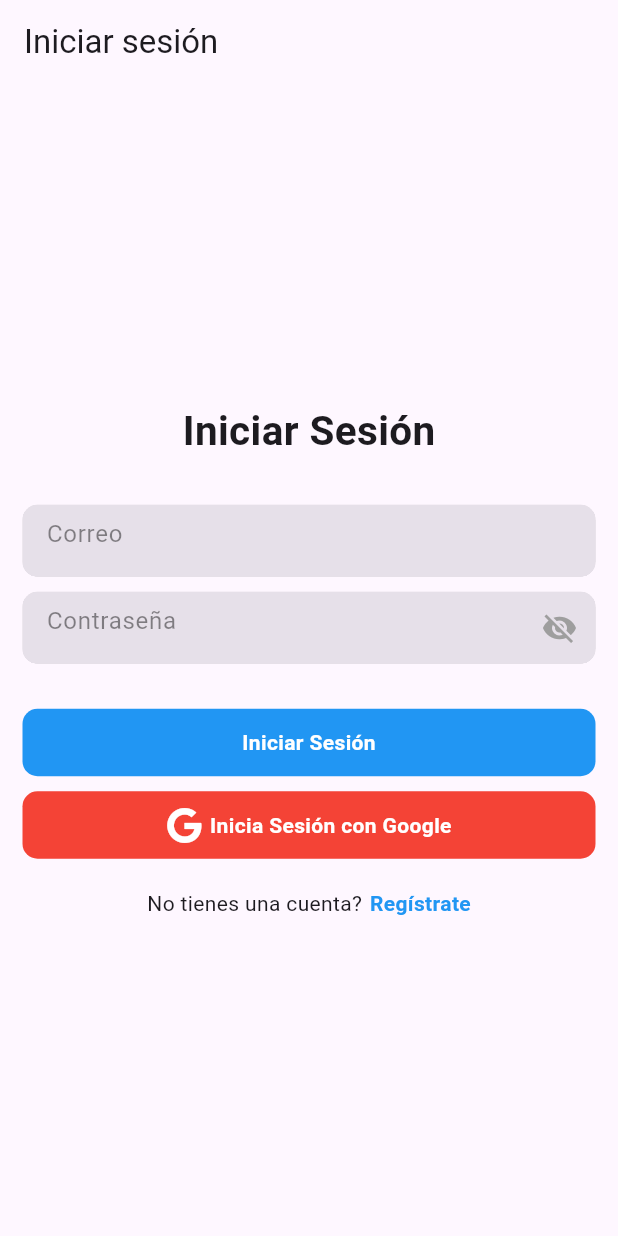
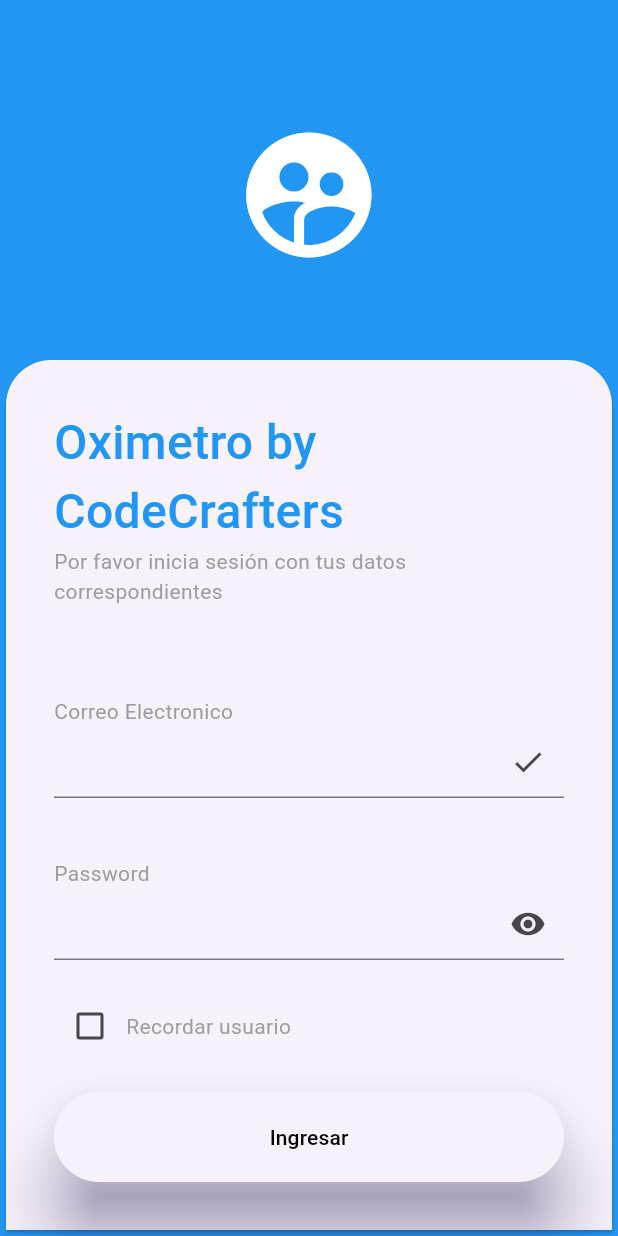
Before and after one commit to MarielBaezSanchez/appM-vil, a Flutter app: the screen it shows after launch, on a phone screen of 412 x 824 dp. Run offline on Flutter 3.47's test engine with Material 3 defaults, Android fonts, the phone set to English and light mode, and no system bars; our stand-ins replace firebase_auth, fluttertoast; accounts and stored records are empty.

Commit message:
Login Funcional sin FireBase :)

```diff
--- a/lib/firebase_auth_services.dart
+++ b/lib/firebase_auth_services.dart
@@ -8,7 +8,7 @@ import 'package:historial_exit/toast.dart';
 
 class FirebaseAuthService {
 
-  FirebaseAuth _auth = FirebaseAuth.instance;
+  final FirebaseAuth _auth = FirebaseAuth.instance;
 
   Future<User?> signUpWithEmailAndPassword(String email, String password) async {
 
@@ -38,13 +38,7 @@ class FirebaseAuthService {
       } else {
         showToast(message: 'Parece que ocurrió un error: ${e.code}');
       }
-
     }
     return null;
-
   }
-
-
-
-
 }
--- a/lib/main_app.dart
+++ b/lib/main_app.dart
@@ -1,14 +1,13 @@
 import 'package:flutter/material.dart';
-import 'package:historial_exit/screens/home_screen.dart';
+import 'package:historial_exit/screens/login_screen.dart';
 
-import 'package:historial_exit/screens/login_screen.dart';
 
 class MainApp extends StatelessWidget {
   const MainApp({super.key});
 
   @override
   Widget build(BuildContext context) {
-    return const MaterialApp(
+    return  const MaterialApp(
       debugShowCheckedModeBanner: false,
       home: LoginPage(),
     );
--- a/lib/screens/login_screen.dart
+++ b/lib/screens/login_screen.dart
@@ -1,213 +1,168 @@
-
-import 'package:firebase_auth/firebase_auth.dart';
 import 'package:flutter/material.dart';
-import 'package:historial_exit/firebase_auth_services.dart';
-import 'package:historial_exit/screens/sign_up_page.dart';
-import 'package:historial_exit/widgets/form_container_widget.dart';
-import 'package:historial_exit/toast.dart';
-import 'package:font_awesome_flutter/font_awesome_flutter.dart';
-import 'package:google_sign_in/google_sign_in.dart';
-
+import 'package:historial_exit/screens/home_screen.dart'; // Importa la pantalla HomeScreen
 
 class LoginPage extends StatefulWidget {
-  const LoginPage({super.key});
+  const LoginPage({Key? key}) : super(key: key); // Corrige el parámetro key
 
   @override
   State<LoginPage> createState() => _LoginPageState();
 }
 
 class _LoginPageState extends State<LoginPage> {
-  bool _isSigning = false;
-  final FirebaseAuthService _auth = FirebaseAuthService();
-  final FirebaseAuth _firebaseAuth = FirebaseAuth.instance;
-  TextEditingController _emailController = TextEditingController();
-  TextEditingController _passwordController = TextEditingController();
-
-  @override
-  void dispose() {
-    _emailController.dispose();
-    _passwordController.dispose();
-    super.dispose();
-  }
+  late Color myColor;
+  late Size mediaSize;
+  TextEditingController emailController = TextEditingController();
+  TextEditingController passwordController = TextEditingController();
+  bool rememberUser = false;
 
   @override
   Widget build(BuildContext context) {
-    return Scaffold(
-      appBar: AppBar(
-        automaticallyImplyLeading: false,
-        title: const Text("Iniciar sesión"),
+    myColor = Theme.of(context).primaryColor;
+    mediaSize = MediaQuery.of(context).size;
+    return Container(
+      decoration: const BoxDecoration(
+        color: Colors.blue, // Cambia el color de fondo a azul
+
       ),
-      body: Center(
-        child: Padding(
-          padding: const EdgeInsets.symmetric(horizontal: 15),
-          child: Column(
-            mainAxisAlignment: MainAxisAlignment.center,
+      child: Scaffold(
+        backgroundColor: Colors.transparent,
+        body: Stack(children: [
+          Positioned(top: 80, child: _buildTop()),
+          Positioned(bottom: 0, child: _buildBottom()),
+        ]),
+      ),
+    );
+  }
+
+  Widget _buildTop() {
+    return SizedBox(
+      width: mediaSize.width,
+      child: const Column(
+        mainAxisSize: MainAxisSize.min,
         children: [
-              const Text(
-                "Iniciar Sesión",
-                style: TextStyle(fontSize: 27, fontWeight: FontWeight.bold),
+          Icon(
+            Icons.supervised_user_circle,
+            size: 100,
+            color: Colors.white,
           ),
-              const SizedBox(
-                height: 30,
-              ),
-              FormContainerWidget(
-                controller: _emailController,
-                hintText: "Correo",
-                isPasswordField: false,
-              ),
-              const SizedBox(
-                height: 10,
-              ),
-              FormContainerWidget(
-                controller: _passwordController,
-                hintText: "Contraseña",
-                isPasswordField: true,
-              ),
-              const SizedBox(
-                height: 30,
-              ),
-              GestureDetector(
-                onTap: () {
-                  _signIn();
-                },
-                child: Container(
-                  width: double.infinity,
-                  height: 45,
-                  decoration: BoxDecoration(
-                    color: Colors.blue,
-                    borderRadius: BorderRadius.circular(10),
-                  ),
-                  child: Center(
-                    child: _isSigning ? const CircularProgressIndicator(
-                      color: Colors.white,) : const Text(
-                      "Iniciar Sesión",
+          Text(
+            "",
             style: TextStyle(
                 color: Colors.white,
                 fontWeight: FontWeight.bold,
-                      ),
-                    ),
-                  ),
-                ),
-              ),
-              const SizedBox(height: 10,),
-              GestureDetector(
-                onTap: () {
-                  _signInWithGoogle();
-
-                },
-                child: Container(
-                  width: double.infinity,
-                  height: 45,
-                  decoration: BoxDecoration(
-                    color: Colors.red,
-                    borderRadius: BorderRadius.circular(10),
-                  ),
-                  child: const Center(
-                    child: Row(
-                      mainAxisAlignment: MainAxisAlignment.center,
-                      children: [
-                        Icon(FontAwesomeIcons.google, color: Colors.white,),
-                        SizedBox(width: 5,),
-                        Text(
-                          "Inicia Sesión con Google",
-                          style: TextStyle(
-                            color: Colors.white,
-                            fontWeight: FontWeight.bold,
-                          ),
-                        ),
+                fontSize: 40,
+                letterSpacing: 2),
+          )
         ],
       ),
-                  ),
-                ),
-              ),
+    );
+  }
 
-
-              const SizedBox(
-                height: 20,
-              ),
-
-              Row(
-                mainAxisAlignment: MainAxisAlignment.center,
-                children: [
-                  const Text("No tienes una cuenta?"),
-                  const SizedBox(
-                    width: 5,
-                  ),
-                  GestureDetector(
-                    onTap: () {
-                      Navigator.pushAndRemoveUntil(
-                        context,
-                        MaterialPageRoute(builder: (context) => const SignUpPage()),
-                            (route) => false,
-                      );
-                    },
-                    child: const Text(
-                      "Regístrate",
-                      style: TextStyle(
-                        color: Colors.blue,
-                        fontWeight: FontWeight.bold,
-                      ),
-                    ),
-                  ),
-                ],
-              ),
-            ],
-          ),
+  Widget _buildBottom() {
+    return SizedBox(
+      width: mediaSize.width,
+      child: Card(
+        shape: const RoundedRectangleBorder(
+            borderRadius: BorderRadius.only(
+          topLeft: Radius.circular(30),
+          topRight: Radius.circular(30),
+        )),
+        child: Padding(
+          padding: const EdgeInsets.all(32.0),
+          child: _buildForm(),
         ),
       ),
     );
   }
 
-  void _signIn() async {
+  Widget _buildForm() {
+    return Column(
+      crossAxisAlignment: CrossAxisAlignment.start,
+      children: [
+        const Text(
+          "Oximetro by CodeCrafters",
+          style: TextStyle(
+              color: Colors.blue, fontSize: 32, fontWeight: FontWeight.w500),
+        ),
+        _buildGreyText(
+            "Por favor inicia sesión con tus datos correspondientes"),
+        const SizedBox(height: 60),
+        _buildGreyText("Correo Electronico"),
+        _buildInputField(emailController),
+        const SizedBox(height: 40),
+        _buildGreyText("Password"),
+        _buildInputField(passwordController, isPassword: true),
+        const SizedBox(height: 20),
+        _buildRememberForgot(),
+        const SizedBox(height: 20),
+        _buildLoginButton(), // Usa la función _buildLoginButton
+      ],
+    );
+  }
+
+  Widget _buildGreyText(String text) {
+    return Text(
+      text,
+      style: const TextStyle(color: Colors.grey),
+    );
+  }
+
+  Widget _buildInputField(TextEditingController controller,
+      {bool isPassword = false}) {
+    return TextField(
+      controller: controller,
+      decoration: InputDecoration(
+        suffixIcon:
+            isPassword ? const Icon(Icons.remove_red_eye) : const Icon(Icons.done),
+      ),
+      obscureText: isPassword,
+    );
+  }
+
+  Widget _buildRememberForgot() {
+    return Row(
+      mainAxisAlignment: MainAxisAlignment.spaceBetween,
+      children: [
+        Row(
+          children: [
+            Checkbox(
+              value: rememberUser,
+              onChanged: (value) {
                 setState(() {
-      _isSigning = true;
+                  rememberUser = value!;
                 });
+              },
+            ),
+            _buildGreyText("Recordar usuario"),
+          ],
+        ),
+        TextButton(onPressed: () {}, child: _buildGreyText(""))
+      ],
+    );
+  }
 
-    String email = _emailController.text;
-    String password = _passwordController.text;
+  Widget _buildLoginButton() {
+    return ElevatedButton(
+      onPressed: () {
+        debugPrint("Email : ${emailController.text}");
+        debugPrint("Password : ${passwordController.text}");
 
-    User? user = await _auth.signInWithEmailAndPassword(email, password);
-
-    setState(() {
-      _isSigning = false;
-    });
-
-    if (user != null) {
-      showToast(message: "Inicio de sesión exitoso");
-    Navigator.pushNamed(context, '/inicio');
-    } else {
-      showToast(message: "Parece que ocurrió un error");
+        // Redirige a la pantalla HomeScreen
+        Navigator.push(
+          context,
+          MaterialPageRoute(builder: (context) => const HomeScreen()),
+        );
+      },
+      style: ElevatedButton.styleFrom(
+        shape: const StadiumBorder(),
+        elevation: 20,
+        shadowColor: myColor,
+        minimumSize: const Size.fromHeight(60),
+      ),
+      child: const Text(
+        "Ingresar",
+        style: TextStyle(color: Colors.black),
+      ),
+    );
   }
 }
-
-
-  _signInWithGoogle()async{
-
-    final GoogleSignIn _googleSignIn = GoogleSignIn();
-
-    try {
-
-      final GoogleSignInAccount? googleSignInAccount = await _googleSignIn.signIn();
-
-      if(googleSignInAccount != null ){
-        final GoogleSignInAuthentication googleSignInAuthentication = await
-        googleSignInAccount.authentication;
-
-        final AuthCredential credential = GoogleAuthProvider.credential(
-          idToken: googleSignInAuthentication.idToken,
-          accessToken: googleSignInAuthentication.accessToken,
-        );
-
-        await _firebaseAuth.signInWithCredential(credential);
-        Navigator.pushNamed(context, "/home");
-      }
-
-    }catch(e) {
-showToast(message: "Parece que ocurrió un error $e");
-    }
-
-
-  }
-
-
-}
--- a/lib/widgets/form_container_widget.dart
+++ /dev/null
@@ -1,78 +0,0 @@
-
-
-import 'package:flutter/material.dart';
-
-
-class FormContainerWidget extends StatefulWidget {
-
-  final TextEditingController? controller;
-  final Key? fieldKey;
-  final bool? isPasswordField;
-  final String? hintText;
-  final String? labelText;
-  final String? helperText;
-  final FormFieldSetter<String>? onSaved;
-  final FormFieldValidator<String>? validator;
-  final ValueChanged<String>? onFieldSubmitted;
-  final TextInputType? inputType;
-
-  const FormContainerWidget({
-    this.controller,
-    this.isPasswordField,
-    this.fieldKey,
-    this.hintText,
-    this.labelText,
-    this.helperText,
-    this.onSaved,
-    this.validator,
-    this.onFieldSubmitted,
-    this.inputType
-  });
-
-
-  @override
-  _FormContainerWidgetState createState() => new _FormContainerWidgetState();
-}
-
-class _FormContainerWidgetState extends State<FormContainerWidget> {
-
-  bool _obscureText = true;
-
-
-  @override
-  Widget build(BuildContext context) {
-    return Container(
-      width: double.infinity,
-      clipBehavior: Clip.hardEdge,
-      decoration: BoxDecoration(
-        color: Colors.grey.withOpacity(.35),
-        borderRadius: BorderRadius.circular(10),
-      ),
-      child: new TextFormField(
-        style: TextStyle(color: Colors.black),
-        controller: widget.controller,
-        keyboardType: widget.inputType,
-        key: widget.fieldKey,
-        obscureText: widget.isPasswordField == true? _obscureText : false,
-        onSaved: widget.onSaved,
-        validator: widget.validator,
-        onFieldSubmitted: widget.onFieldSubmitted,
-        decoration: new InputDecoration(
-          border: InputBorder.none,
-          filled: true,
-          hintText: widget.hintText,
-          hintStyle: TextStyle(color: Colors.black45),
-          suffixIcon: new GestureDetector(
-            onTap: () {
-              setState(() {
-                _obscureText = !_obscureText;
-              });
-            },
-            child:
-            widget.isPasswordField==true? Icon(_obscureText ? Icons.visibility_off : Icons.visibility, color: _obscureText == false ? Colors.blue : Colors.grey,) : Text(""),
-          ),
-        ),
-      ),
-    );
-  }
-}
```
Also changed, not shown: lib/main.dart (+5 -43 lines), lib/screens/home_screen.dart (+6 -1 lines), lib/screens/sign_up_page.dart (deleted, +0 -152 lines), 2 other files. Lines whose indentation alone changed are shown as unchanged.
